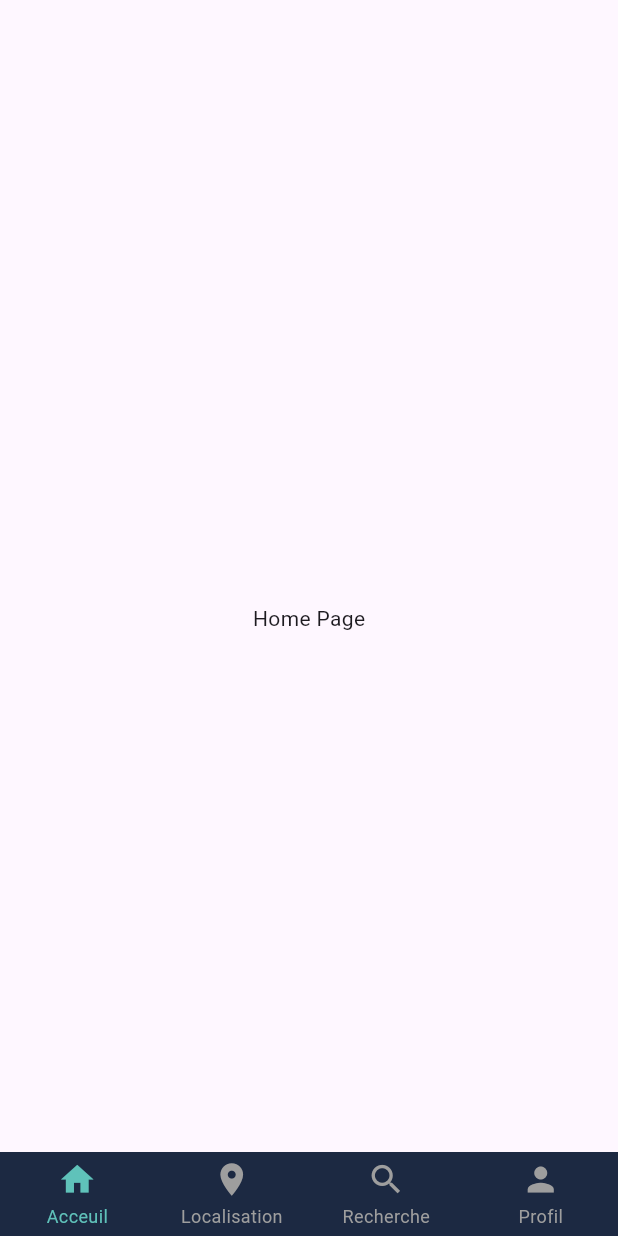
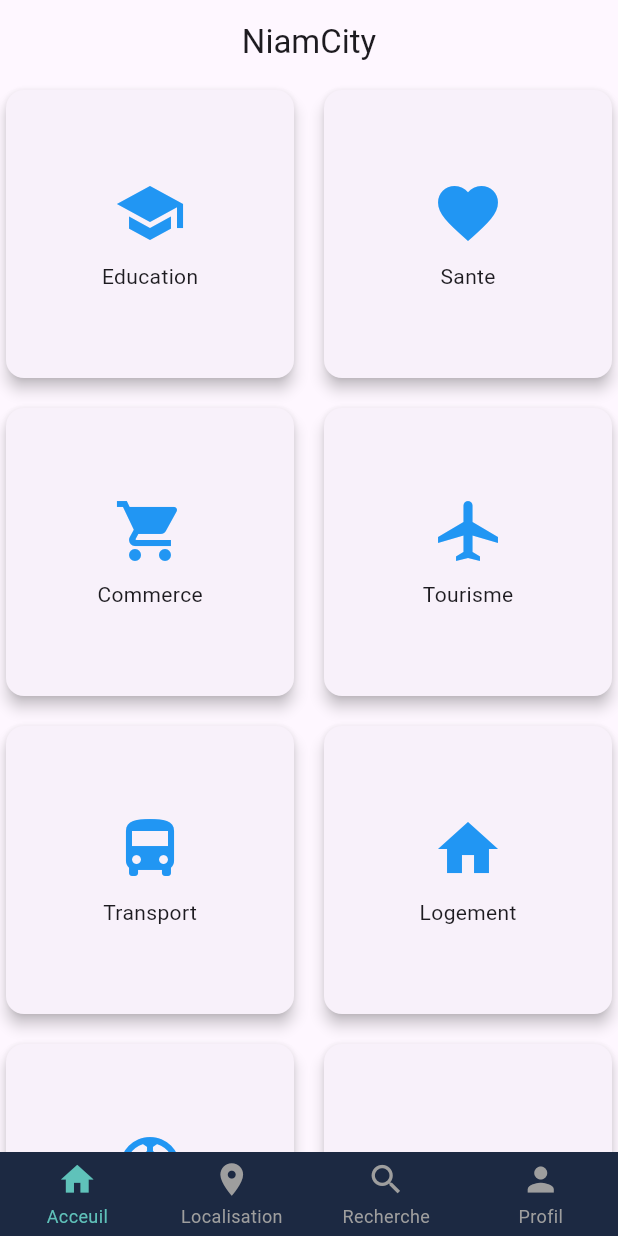
Before and after one commit to F38STUDIO/niamcity, a Flutter app: the screen it shows after launch, on a phone screen of 412 x 824 dp. Run offline on Flutter 3.47's test engine with Material 2 defaults, Android fonts, the light colour scheme and no system bars; drawn by our look-alikes of persistent_bottom_nav_bar.

Commit message:
ajout du fichier contante et modification de home_page

```diff
--- /dev/null
+++ b/lib/donnee_fixes/constantes.dart
@@ -0,0 +1,14 @@
+import 'package:flutter/material.dart';
+
+// Dans cette partie on peut stocker tout ce qui constante dont notre application peut avoir besoin
+
+final List<Map<String, dynamic>> listCategorie = [
+  {'name': 'Education', 'icon': Icons.school},
+  {'name': 'Sante', 'icon': Icons.favorite},
+  {'name': 'Commerce', 'icon': Icons.shopping_cart},
+  {'name': 'Tourisme', 'icon': Icons.airplanemode_active},
+  {'name': 'Transport', 'icon': Icons.directions_bus},
+  {'name': 'Logement', 'icon': Icons.home},
+  {'name': 'Loisirs', 'icon': Icons.sports_soccer},
+  {'name': 'Divers', 'icon': Icons.more_horiz},
+];
--- a/lib/screens/home_page.dart
+++ b/lib/screens/home_page.dart
@@ -1,14 +1,41 @@
 import 'package:flutter/material.dart';
+
+import '../donnee_fixes/constantes.dart';
 
 class HomePage extends StatelessWidget {
   const HomePage({Key? key}) : super(key: key);
 
   @override
   Widget build(BuildContext context) {
-    return const Scaffold(
-      body: Center(
-        child: Text("Home Page"),
+    return Scaffold(
+      appBar: AppBar(
+        centerTitle: true,
+        title: const Text("NiamCity"),
       ),
+      body: GridView.builder(
+          gridDelegate: const SliverGridDelegateWithFixedCrossAxisCount(
+            crossAxisCount: 2,
+            mainAxisSpacing: 12.0,
+            crossAxisSpacing: 12.0,
+          ),
+          itemCount: 8,
+          itemBuilder: (BuildContext context, int index) {
+            return Card(
+              elevation: 4.0,
+              child: Column(
+                mainAxisAlignment: MainAxisAlignment.center,
+                children: [
+                  Icon(
+                    listCategorie[index]['icon'],
+                    size: 48.0,
+                    color: Colors.blue,
+                  ),
+                  const SizedBox(height: 8.0),
+                  Text(listCategorie[index]['name']),
+                ],
+              ),
+            );
+          }),
     );
   }
 }
```
